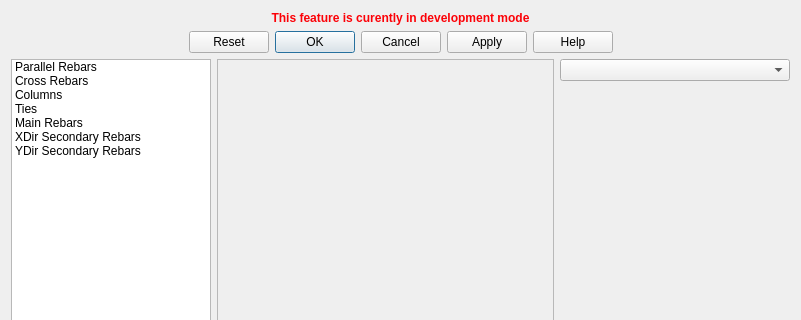
First picture: the form in FootingReinforcement/MainFootingReinforcement.ui, repository amrit3701/FreeCAD-Reinforcement, before the edit; both pictures show x 0 to 801 and y 0 to 320 of the 801 by 534 pixel window.
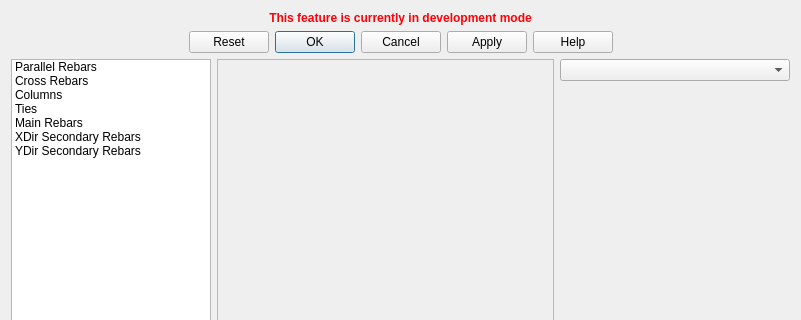
Second picture: the form after the edit. Custom widgets are drawn as their Qt base class.

```diff
--- a/FootingReinforcement/MainFootingReinforcement.ui
+++ b/FootingReinforcement/MainFootingReinforcement.ui
@@ -207,7 +207,7 @@
       </font>
      </property>
      <property name="text">
-      <string>&lt;html&gt;&lt;head/&gt;&lt;body&gt;&lt;p&gt;&lt;span style=&quot; color:#fc0107;&quot;&gt;This feature is curently in development mode&lt;/span&gt;&lt;/p&gt;&lt;/body&gt;&lt;/html&gt;</string>
+      <string>&lt;html&gt;&lt;head/&gt;&lt;body&gt;&lt;p&gt;&lt;span style=&quot; color:#fc0107;&quot;&gt;This feature is currently in development mode&lt;/span&gt;&lt;/p&gt;&lt;/body&gt;&lt;/html&gt;</string>
      </property>
      <property name="textFormat">
       <enum>Qt::AutoText</enum>
```
